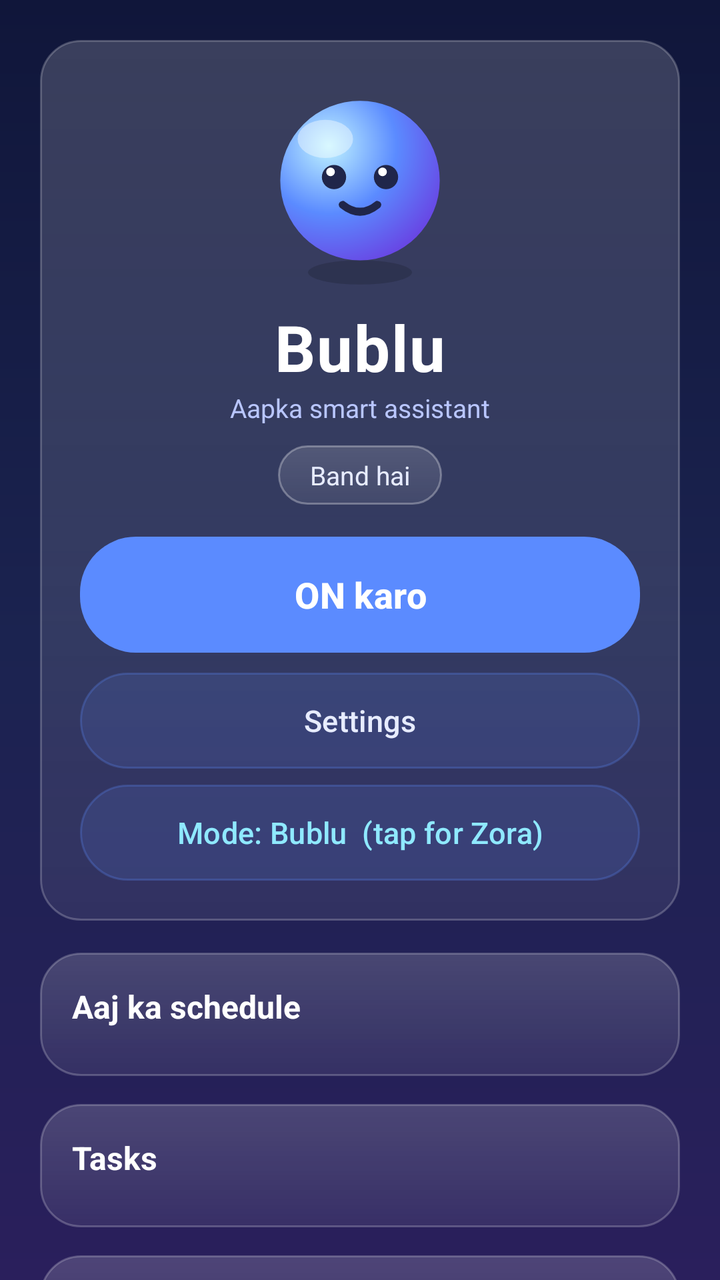
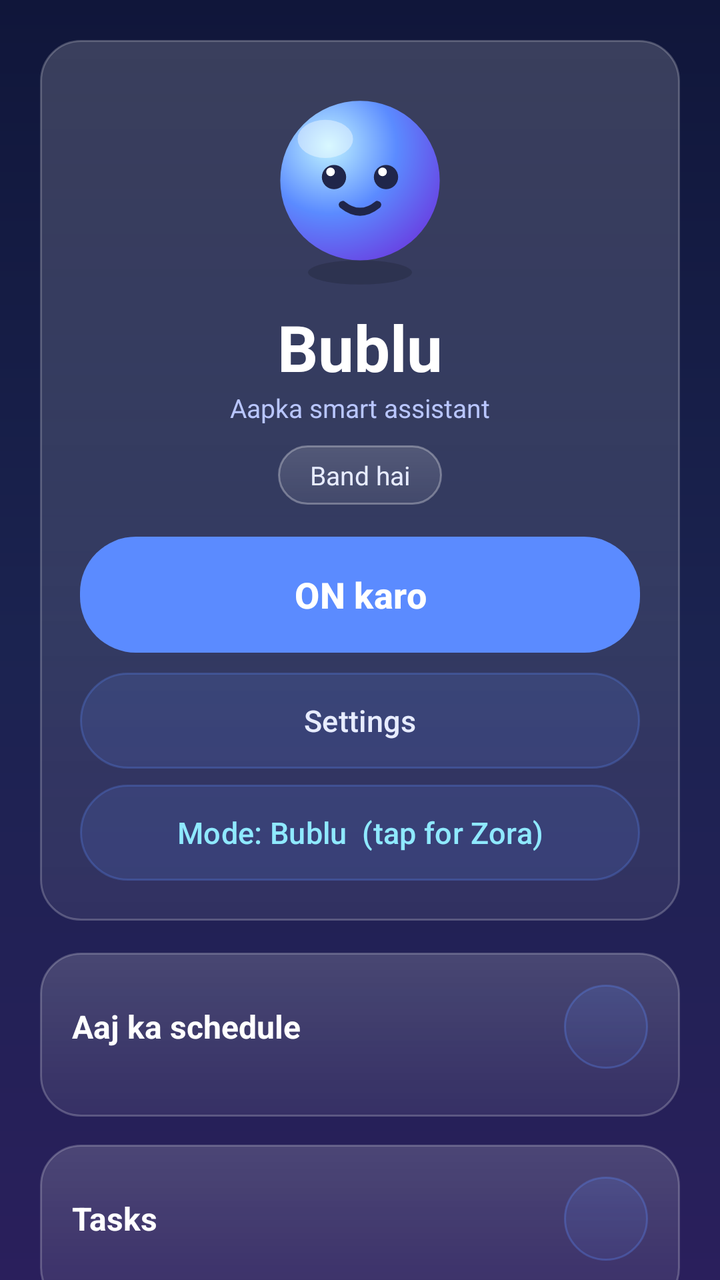

An Android layout rendered at two revisions. The XML below is the earlier revision; the diff shows what the commit changed to produce the second picture.
<!-- AndroidManifest.xml: application theme Theme.Mitra -->
<!-- res/layout/activity_main.xml -->
<?xml version="1.0" encoding="utf-8"?>
<ScrollView xmlns:android="http://schemas.android.com/apk/res/android"
    android:layout_width="match_parent"
    android:layout_height="match_parent"
    android:background="@drawable/bg_gradient"
    android:fillViewport="true"
    android:scrollbars="none">

    <LinearLayout
        android:layout_width="match_parent"
        android:layout_height="wrap_content"
        android:orientation="vertical"
        android:padding="20dp">

        <LinearLayout
            android:layout_width="match_parent"
            android:layout_height="wrap_content"
            android:orientation="vertical"
            android:gravity="center_horizontal"
            android:background="@drawable/card_ui"
            android:padding="20dp">

            <ImageView
                android:id="@+id/avatarImg"
                android:layout_width="104dp"
                android:layout_height="104dp"
                android:src="@drawable/char_idle"
                android:contentDescription="Bublu" />

            <TextView
                android:layout_width="wrap_content"
                android:layout_height="wrap_content"
                android:layout_marginTop="8dp"
                android:text="Bublu"
                android:textColor="#FFFFFF"
                android:textStyle="bold"
                android:textSize="32sp"
                android:letterSpacing="0.02" />

            <TextView
                android:layout_width="wrap_content"
                android:layout_height="wrap_content"
                android:text="Aapka smart assistant"
                android:textColor="#B9C6FF"
                android:textSize="13sp" />

            <TextView
                android:id="@+id/statusTxt"
                android:layout_width="wrap_content"
                android:layout_height="wrap_content"
                android:layout_marginTop="10dp"
                android:background="@drawable/btn_grad2"
                android:paddingLeft="16dp"
                android:paddingRight="16dp"
                android:paddingTop="6dp"
                android:paddingBottom="6dp"
                android:text="Band hai"
                android:textColor="#E7ECFF"
                android:textSize="13sp" />

            <Button
                android:id="@+id/toggleBtn"
                android:layout_width="match_parent"
                android:layout_height="58dp"
                android:layout_marginTop="16dp"
                android:background="@drawable/btn_bg"
                android:text="ON karo"
                android:textAllCaps="false"
                android:textColor="#FFFFFF"
                android:textSize="18sp"
                android:textStyle="bold" />

            <Button
                android:id="@+id/setBtn"
                android:layout_width="match_parent"
                android:layout_height="48dp"
                android:layout_marginTop="10dp"
                android:background="@drawable/btn_soft"
                android:text="Settings"
                android:textAllCaps="false"
                android:textColor="#E7ECFF"
                android:textSize="15sp" />

            <Button
                android:id="@+id/modeBtn"
                android:layout_width="match_parent"
                android:layout_height="48dp"
                android:layout_marginTop="8dp"
                android:background="@drawable/btn_soft"
                android:text="Mode: Bublu  (tap for Zora)"
                android:textAllCaps="false"
                android:textColor="#8FE9FF"
                android:textSize="15sp" />
        </LinearLayout>

        <LinearLayout
            android:layout_width="match_parent"
            android:layout_height="wrap_content"
            android:orientation="vertical"
            android:layout_marginTop="16dp"
            android:background="@drawable/card_ui"
            android:padding="16dp">

            <TextView
                android:layout_width="wrap_content"
                android:layout_height="wrap_content"
                android:text="Aaj ka schedule"
                android:textColor="#FFFFFF"
                android:textStyle="bold"
                android:textSize="16sp" />

            <LinearLayout
                android:id="@+id/schedBox"
                android:layout_width="match_parent"
                android:layout_height="wrap_content"
                android:orientation="vertical"
                android:layout_marginTop="8dp" />
        </LinearLayout>

        <LinearLayout
            android:layout_width="match_parent"
            android:layout_height="wrap_content"
            android:orientation="vertical"
            android:layout_marginTop="14dp"
            android:background="@drawable/card_ui"
            android:padding="16dp">

            <TextView
                android:layout_width="wrap_content"
                android:layout_height="wrap_content"
                android:text="Tasks"
                android:textColor="#FFFFFF"
                android:textStyle="bold"
                android:textSize="16sp" />

            <LinearLayout
                android:id="@+id/taskBox"
                android:layout_width="match_parent"
                android:layout_height="wrap_content"
                android:orientation="vertical"
                android:layout_marginTop="8dp" />
        </LinearLayout>

        <LinearLayout
            android:layout_width="match_parent"
            android:layout_height="wrap_content"
            android:orientation="vertical"
            android:layout_marginTop="14dp"
            android:background="@drawable/card_ui"
            android:padding="16dp">

            <TextView
                android:layout_width="wrap_content"
                android:layout_height="wrap_content"
                android:text="Notes"
                android:textColor="#FFFFFF"
                android:textStyle="bold"
                android:textSize="16sp" />

            <LinearLayout
                android:id="@+id/noteBox"
                android:layout_width="match_parent"
                android:layout_height="wrap_content"
                android:orientation="vertical"
                android:layout_marginTop="8dp" />
        </LinearLayout>

        <LinearLayout
            android:layout_width="match_parent"
            android:layout_height="wrap_content"
            android:orientation="vertical"
            android:layout_marginTop="14dp"
            android:background="@drawable/card_ui"
            android:padding="16dp">

            <TextView
                android:layout_width="wrap_content"
                android:layout_height="wrap_content"
                android:text="Important WhatsApp groups"
                android:textColor="#FFFFFF"
                android:textStyle="bold"
                android:textSize="16sp" />

            <LinearLayout
                android:id="@+id/groupBox"
                android:layout_width="match_parent"
                android:layout_height="wrap_content"
                android:orientation="vertical"
                android:layout_marginTop="8dp" />
        </LinearLayout>

        <LinearLayout
            android:layout_width="match_parent"
            android:layout_height="wrap_content"
            android:orientation="vertical"
            android:layout_marginTop="14dp"
            android:background="@drawable/card_ui"
            android:padding="16dp">

            <TextView
                android:layout_width="wrap_content"
                android:layout_height="wrap_content"
                android:text="Aliases (nickname)"
                android:textColor="#FFFFFF"
                android:textStyle="bold"
                android:textSize="16sp" />

            <LinearLayout
                android:id="@+id/aliasBox"
                android:layout_width="match_parent"
                android:layout_height="wrap_content"
                android:orientation="vertical"
                android:layout_marginTop="8dp" />
        </LinearLayout>

        <LinearLayout
            android:layout_width="match_parent"
            android:layout_height="wrap_content"
            android:orientation="vertical"
            android:layout_marginTop="14dp"
            android:background="@drawable/card_ui"
            android:padding="16dp">

            <TextView
                android:layout_width="wrap_content"
                android:layout_height="wrap_content"
                android:text="Birthdays &amp; Anniversaries"
                android:textColor="#FFFFFF"
                android:textStyle="bold"
                android:textSize="16sp" />

            <LinearLayout
                android:id="@+id/eventBox"
                android:layout_width="match_parent"
                android:layout_height="wrap_content"
                android:orientation="vertical"
                android:layout_marginTop="8dp" />
        </LinearLayout>

    </LinearLayout>
</ScrollView>
<!-- resources referenced by this layout -->
<resources>
  <!-- drawable bg_gradient (drawable) -->
  <?xml version="1.0" encoding="utf-8"?>
  <shape xmlns:android="http://schemas.android.com/apk/res/android"
      android:shape="rectangle">
      <gradient
          android:startColor="#10163A"
          android:centerColor="#1B2350"
          android:endColor="#2A1F5C"
          android:angle="270" />
  </shape>
  <!-- drawable btn_bg (drawable) -->
  <?xml version="1.0" encoding="utf-8"?>
  <shape xmlns:android="http://schemas.android.com/apk/res/android"
      android:shape="rectangle">
      <gradient
          android:startColor="#4F7CFF"
          android:endColor="#7C3AED"
          android:angle="0" />
      <corners android:radius="28dp" />
  </shape>
  <!-- drawable btn_grad2 (drawable) -->
  <?xml version="1.0" encoding="utf-8"?>
  <shape xmlns:android="http://schemas.android.com/apk/res/android"
      android:shape="rectangle">
      <gradient
          android:startColor="#26FFFFFF"
          android:endColor="#12FFFFFF"
          android:angle="270" />
      <corners android:radius="24dp" />
      <stroke
          android:width="1dp"
          android:color="#4DFFFFFF" />
  </shape>
  <!-- drawable btn_soft (drawable) -->
  <?xml version="1.0" encoding="utf-8"?>
  <shape xmlns:android="http://schemas.android.com/apk/res/android"
      android:shape="rectangle">
      <solid android:color="#22FFFFFF" />
      <corners android:radius="25dp" />
      <stroke
          android:width="1dp"
          android:color="#44FFFFFF" />
  </shape>
  <!-- drawable card_ui (drawable) -->
  <?xml version="1.0" encoding="utf-8"?>
  <shape xmlns:android="http://schemas.android.com/apk/res/android"
      android:shape="rectangle">
      <gradient
          android:startColor="#2BFFFFFF"
          android:endColor="#12FFFFFF"
          android:angle="270" />
      <corners android:radius="20dp" />
      <stroke
          android:width="1dp"
          android:color="#38FFFFFF" />
  </shape>
  <style name="Theme.Mitra" parent="Theme.Material3.DayNight.NoActionBar">
          <item name="android:statusBarColor">#10163A</item>
          <item name="android:navigationBarColor">#10163A</item>
          <item name="android:windowBackground">#10163A</item>
          <item name="colorPrimary">#5B8BFF</item>
          <item name="colorAccent">#7C3AED</item>
          <item name="android:textColorPrimary">#1B2350</item>
          <item name="alertDialogTheme">@style/BubluDialog</item>
      </style>
  <style name="BubluDialog" parent="ThemeOverlay.Material3.MaterialAlertDialog">
          <item name="colorPrimary">#5B8BFF</item>
          <item name="colorAccent">#7C3AED</item>
          <item name="android:textColorPrimary">#1B2350</item>
      </style>
  <!-- unchanged entries left out for length: 1 -->
</resources>

<!-- the commit's change to res/layout/activity_main.xml (unified diff, before → after) -->
@@ -34,8 +34,7 @@
                 android:text="Bublu"
                 android:textColor="#FFFFFF"
                 android:textStyle="bold"
-                android:textSize="32sp"
-                android:letterSpacing="0.02" />
+                android:textSize="32sp" />
 
             <TextView
                 android:layout_width="wrap_content"
@@ -93,6 +92,7 @@
                 android:textSize="15sp" />
         </LinearLayout>
 
+        
         <LinearLayout
             android:layout_width="match_parent"
             android:layout_height="wrap_content"
@@ -101,13 +101,31 @@
             android:background="@drawable/card_ui"
             android:padding="16dp">
 
-            <TextView
-                android:layout_width="wrap_content"
-                android:layout_height="wrap_content"
-                android:text="Aaj ka schedule"
-                android:textColor="#FFFFFF"
-                android:textStyle="bold"
-                android:textSize="16sp" />
+            <LinearLayout
+                android:layout_width="match_parent"
+                android:layout_height="wrap_content"
+                android:orientation="horizontal"
+                android:gravity="center_vertical">
+
+                <TextView
+                    android:layout_width="0dp"
+                    android:layout_height="wrap_content"
+                    android:layout_weight="1"
+                    android:text="Aaj ka schedule"
+                    android:textColor="#FFFFFF"
+                    android:textStyle="bold"
+                    android:textSize="16sp" />
+
+                <Button
+                    android:id="@+id/addSched"
+                    android:layout_width="42dp"
+                    android:layout_height="42dp"
+                    android:background="@drawable/btn_grad2"
+                    android:text="+"
+                    android:textColor="#FFFFFF"
+                    android:textSize="20sp"
+                    android:textStyle="bold" />
+            </LinearLayout>
 
             <LinearLayout
                 android:id="@+id/schedBox"
@@ -117,21 +135,40 @@
                 android:layout_marginTop="8dp" />
         </LinearLayout>
 
-        <LinearLayout
-            android:layout_width="match_parent"
-            android:layout_height="wrap_content"
-            android:orientation="vertical"
-            android:layout_marginTop="14dp"
-            android:background="@drawable/card_ui"
-            android:padding="16dp">
-
-            <TextView
-                android:layout_width="wrap_content"
-                android:layout_height="wrap_content"
-                android:text="Tasks"
-                android:textColor="#FFFFFF"
-                android:textStyle="bold"
-                android:textSize="16sp" />
+        
+        <LinearLayout
+            android:layout_width="match_parent"
+            android:layout_height="wrap_content"
+            android:orientation="vertical"
+            android:layout_marginTop="14dp"
+            android:background="@drawable/card_ui"
+            android:padding="16dp">
+
+            <LinearLayout
+                android:layout_width="match_parent"
+                android:layout_height="wrap_content"
+                android:orientation="horizontal"
+                android:gravity="center_vertical">
+
+                <TextView
+                    android:layout_width="0dp"
+                    android:layout_height="wrap_content"
+                    android:layout_weight="1"
+                    android:text="Tasks"
+                    android:textColor="#FFFFFF"
+                    android:textStyle="bold"
+                    android:textSize="16sp" />
+
+                <Button
+                    android:id="@+id/addTask"
+                    android:layout_width="42dp"
+                    android:layout_height="42dp"
+                    android:background="@drawable/btn_grad2"
+                    android:text="+"
+                    android:textColor="#FFFFFF"
+                    android:textSize="20sp"
+                    android:textStyle="bold" />
+            </LinearLayout>
 
             <LinearLayout
                 android:id="@+id/taskBox"
@@ -141,21 +178,40 @@
                 android:layout_marginTop="8dp" />
         </LinearLayout>
 
-        <LinearLayout
-            android:layout_width="match_parent"
-            android:layout_height="wrap_content"
-            android:orientation="vertical"
-            android:layout_marginTop="14dp"
-            android:background="@drawable/card_ui"
-            android:padding="16dp">
-
-            <TextView
-                android:layout_width="wrap_content"
-                android:layout_height="wrap_content"
-                android:text="Notes"
-                android:textColor="#FFFFFF"
-                android:textStyle="bold"
-                android:textSize="16sp" />
+        
+        <LinearLayout
+            android:layout_width="match_parent"
+            android:layout_height="wrap_content"
+            android:orientation="vertical"
+            android:layout_marginTop="14dp"
+            android:background="@drawable/card_ui"
+            android:padding="16dp">
+
+            <LinearLayout
+                android:layout_width="match_parent"
+                android:layout_height="wrap_content"
+                android:orientation="horizontal"
+                android:gravity="center_vertical">
+
+                <TextView
+                    android:layout_width="0dp"
+                    android:layout_height="wrap_content"
+                    android:layout_weight="1"
+                    android:text="Notes"
+                    android:textColor="#FFFFFF"
+                    android:textStyle="bold"
+                    android:textSize="16sp" />
+
+                <Button
+                    android:id="@+id/addNote"
+                    android:layout_width="42dp"
+                    android:layout_height="42dp"
+                    android:background="@drawable/btn_grad2"
+                    android:text="+"
+                    android:textColor="#FFFFFF"
+                    android:textSize="20sp"
+                    android:textStyle="bold" />
+            </LinearLayout>
 
             <LinearLayout
                 android:id="@+id/noteBox"
@@ -165,21 +221,40 @@
                 android:layout_marginTop="8dp" />
         </LinearLayout>
 
-        <LinearLayout
-            android:layout_width="match_parent"
-            android:layout_height="wrap_content"
-            android:orientation="vertical"
-            android:layout_marginTop="14dp"
-            android:background="@drawable/card_ui"
-            android:padding="16dp">
-
-            <TextView
-                android:layout_width="wrap_content"
-                android:layout_height="wrap_content"
-                android:text="Important WhatsApp groups"
-                android:textColor="#FFFFFF"
-                android:textStyle="bold"
-                android:textSize="16sp" />
+        
+        <LinearLayout
+            android:layout_width="match_parent"
+            android:layout_height="wrap_content"
+            android:orientation="vertical"
+            android:layout_marginTop="14dp"
+            android:background="@drawable/card_ui"
+            android:padding="16dp">
+
+            <LinearLayout
+                android:layout_width="match_parent"
+                android:layout_height="wrap_content"
+                android:orientation="horizontal"
+                android:gravity="center_vertical">
+
+                <TextView
+                    android:layout_width="0dp"
+                    android:layout_height="wrap_content"
+                    android:layout_weight="1"
+                    android:text="Important WhatsApp groups"
+                    android:textColor="#FFFFFF"
+                    android:textStyle="bold"
+                    android:textSize="16sp" />
+
+                <Button
+                    android:id="@+id/addGroup"
+                    android:layout_width="42dp"
+                    android:layout_height="42dp"
+                    android:background="@drawable/btn_grad2"
+                    android:text="+"
+                    android:textColor="#FFFFFF"
+                    android:textSize="20sp"
+                    android:textStyle="bold" />
+            </LinearLayout>
 
             <LinearLayout
                 android:id="@+id/groupBox"
@@ -189,21 +264,40 @@
                 android:layout_marginTop="8dp" />
         </LinearLayout>
 
-        <LinearLayout
-            android:layout_width="match_parent"
-            android:layout_height="wrap_content"
-            android:orientation="vertical"
-            android:layout_marginTop="14dp"
-            android:background="@drawable/card_ui"
-            android:padding="16dp">
-
-            <TextView
-                android:layout_width="wrap_content"
-                android:layout_height="wrap_content"
-                android:text="Aliases (nickname)"
-                android:textColor="#FFFFFF"
-                android:textStyle="bold"
-                android:textSize="16sp" />
+        
+        <LinearLayout
+            android:layout_width="match_parent"
+            android:layout_height="wrap_content"
+            android:orientation="vertical"
+            android:layout_marginTop="14dp"
+            android:background="@drawable/card_ui"
+            android:padding="16dp">
+
+            <LinearLayout
+                android:layout_width="match_parent"
+                android:layout_height="wrap_content"
+                android:orientation="horizontal"
+                android:gravity="center_vertical">
+
+                <TextView
+                    android:layout_width="0dp"
+                    android:layout_height="wrap_content"
+                    android:layout_weight="1"
+                    android:text="Aliases (nickname)"
+                    android:textColor="#FFFFFF"
+                    android:textStyle="bold"
+                    android:textSize="16sp" />
+
+                <Button
+                    android:id="@+id/addAlias"
+                    android:layout_width="42dp"
+                    android:layout_height="42dp"
+                    android:background="@drawable/btn_grad2"
+                    android:text="+"
+                    android:textColor="#FFFFFF"
+                    android:textSize="20sp"
+                    android:textStyle="bold" />
+            </LinearLayout>
 
             <LinearLayout
                 android:id="@+id/aliasBox"
@@ -213,21 +307,40 @@
                 android:layout_marginTop="8dp" />
         </LinearLayout>
 
-        <LinearLayout
-            android:layout_width="match_parent"
-            android:layout_height="wrap_content"
-            android:orientation="vertical"
-            android:layout_marginTop="14dp"
-            android:background="@drawable/card_ui"
-            android:padding="16dp">
-
-            <TextView
-                android:layout_width="wrap_content"
-                android:layout_height="wrap_content"
-                android:text="Birthdays &amp; Anniversaries"
-                android:textColor="#FFFFFF"
-                android:textStyle="bold"
-                android:textSize="16sp" />
+        
+        <LinearLayout
+            android:layout_width="match_parent"
+            android:layout_height="wrap_content"
+            android:orientation="vertical"
+            android:layout_marginTop="14dp"
+            android:background="@drawable/card_ui"
+            android:padding="16dp">
+
+            <LinearLayout
+                android:layout_width="match_parent"
+                android:layout_height="wrap_content"
+                android:orientation="horizontal"
+                android:gravity="center_vertical">
+
+                <TextView
+                    android:layout_width="0dp"
+                    android:layout_height="wrap_content"
+                    android:layout_weight="1"
+                    android:text="Birthdays &amp; Anniversaries"
+                    android:textColor="#FFFFFF"
+                    android:textStyle="bold"
+                    android:textSize="16sp" />
+
+                <Button
+                    android:id="@+id/addEvent"
+                    android:layout_width="42dp"
+                    android:layout_height="42dp"
+                    android:background="@drawable/btn_grad2"
+                    android:text="+"
+                    android:textColor="#FFFFFF"
+                    android:textSize="20sp"
+                    android:textStyle="bold" />
+            </LinearLayout>
 
             <LinearLayout
                 android:id="@+id/eventBox"
